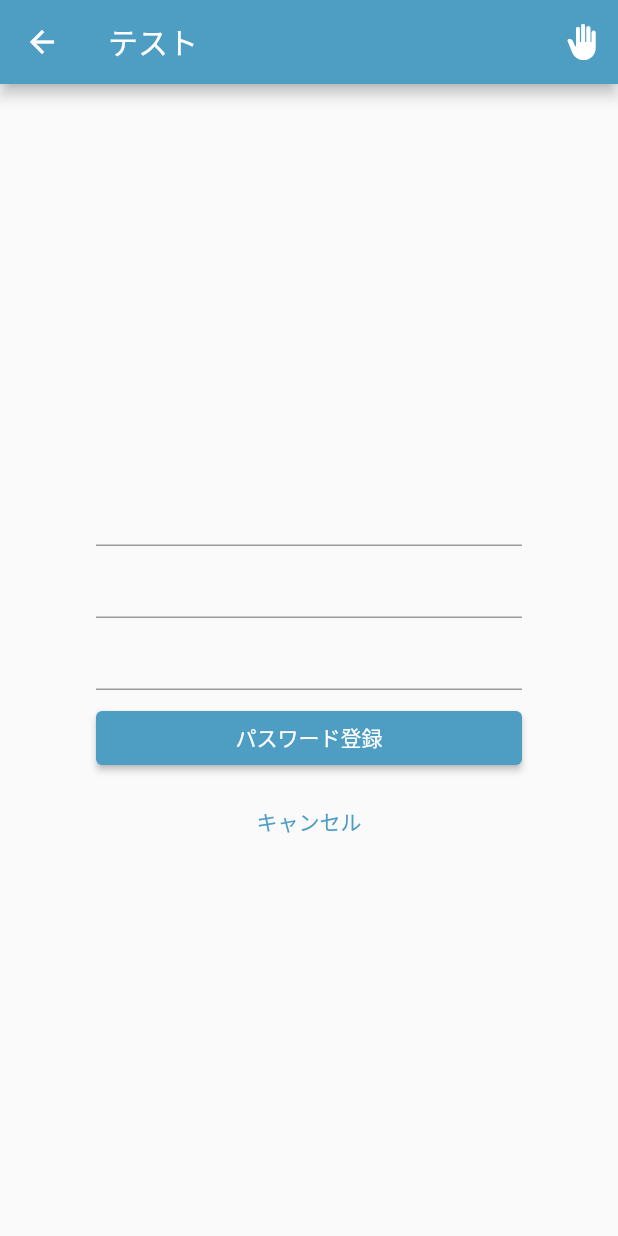
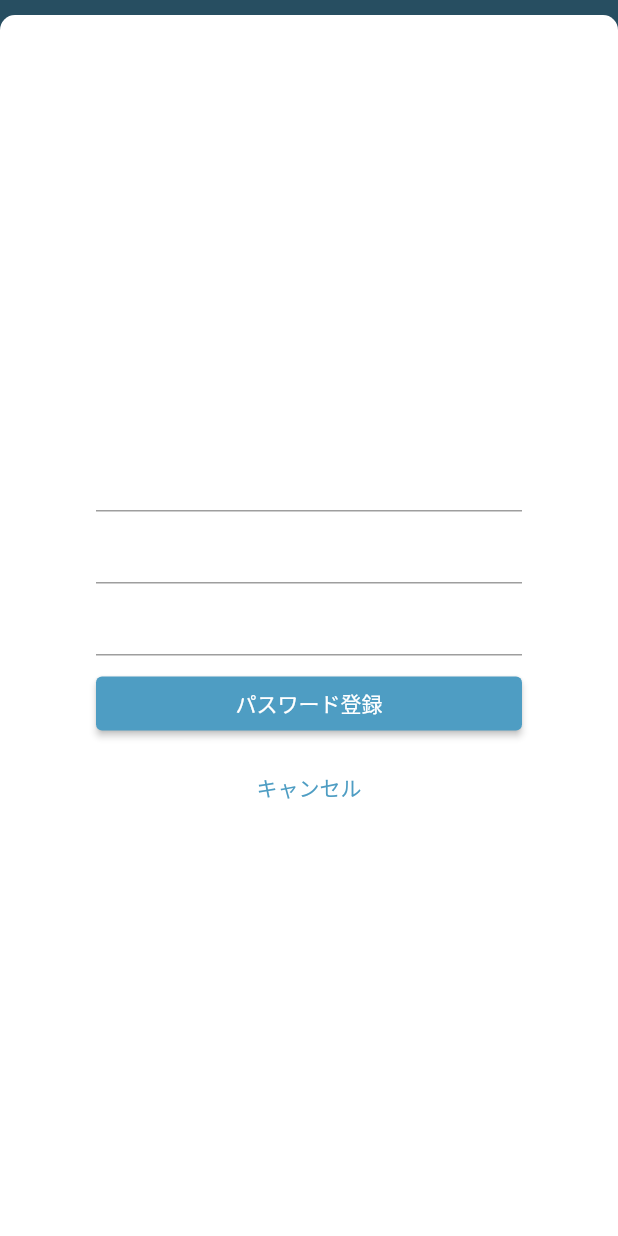
Before and after one commit to ten-revengineer/PasswordManagerApp, a Flutter app: the screen it shows after launch, after a tap on the "add" icon, on a phone screen of 412 x 824 dp. Run offline on Flutter 3.47's test engine with Material 2 defaults, Android fonts, the phone set to English and light mode, and no system bars.

Commit message:
feat:change the regist screen format from MaterialPageRoute to showModalBottomSheet

```diff
--- a/lib/account_list.dart
+++ b/lib/account_list.dart
@@ -2,7 +2,6 @@ import 'package:flutter/material.dart';
 import 'package:passwordmanagerapp/account_regist.dart';
 import 'package:passwordmanagerapp/account_mst.dart';
 import 'package:flutter/services.dart';
-
 import 'account_detail.dart';
 
 // リスト一覧画面用Widget
@@ -158,13 +157,15 @@ class _AccountListState extends State<AccountList> {
       ),
       floatingActionButton: FloatingActionButton(
         onPressed: () async {
-          // "push"で新規画面に遷移
-          final newAccount = await Navigator.of(context).push(
-            MaterialPageRoute(builder: (context) {
-              // 遷移先の画面としてリスト追加画面を指定
-              return const AccountRegist();
-            }),
-          );
+           final newAccount = await showModalBottomSheet<AccountMst>(
+               context: context,
+               backgroundColor: Colors.transparent,
+               isScrollControlled: true,
+               enableDrag: true,
+               barrierColor: Colors.black.withOpacity(0.5),
+               builder: (context) {
+                 return const AccountRegist();
+               });
           if (newAccount != null) {
             setState(() {
               accountList.add(newAccount);
--- a/lib/account_regist.dart
+++ b/lib/account_regist.dart
@@ -16,21 +16,17 @@ class _AccountRegistState extends State<AccountRegist> {
 
   @override
   Widget build(BuildContext context) {
-    return Scaffold(
-        appBar: AppBar(
-          title: const Text("テスト"),
-          actions: <Widget>[
-            IconButton(
-              icon: const Icon(Icons.back_hand),
-              tooltip: '戻る',
-              onPressed: () {
-                // "pop"で前の画面に戻る
-                Navigator.of(context).pop();
-              },
-            ),
-          ],
+    return Container(
+      height: double.infinity,
+      decoration: const BoxDecoration(
+        color: Colors.white,
+        borderRadius: BorderRadius.only(
+          topLeft: Radius.circular(10),
+          topRight: Radius.circular(10),
         ),
-        body: Container(
+      ),
+      margin: const EdgeInsets.only(top: 10),
+      child:  Container(
             // 余白を付ける
             padding: const EdgeInsets.all(64),
             child: Column(
```
